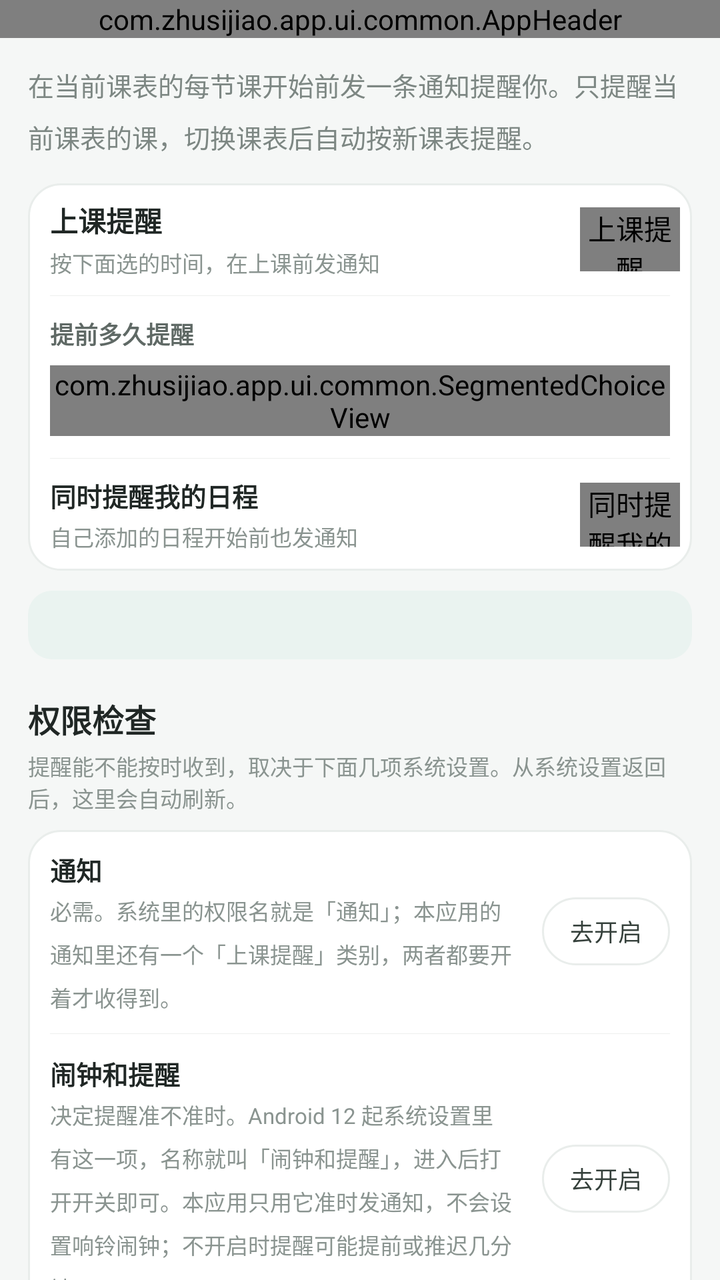
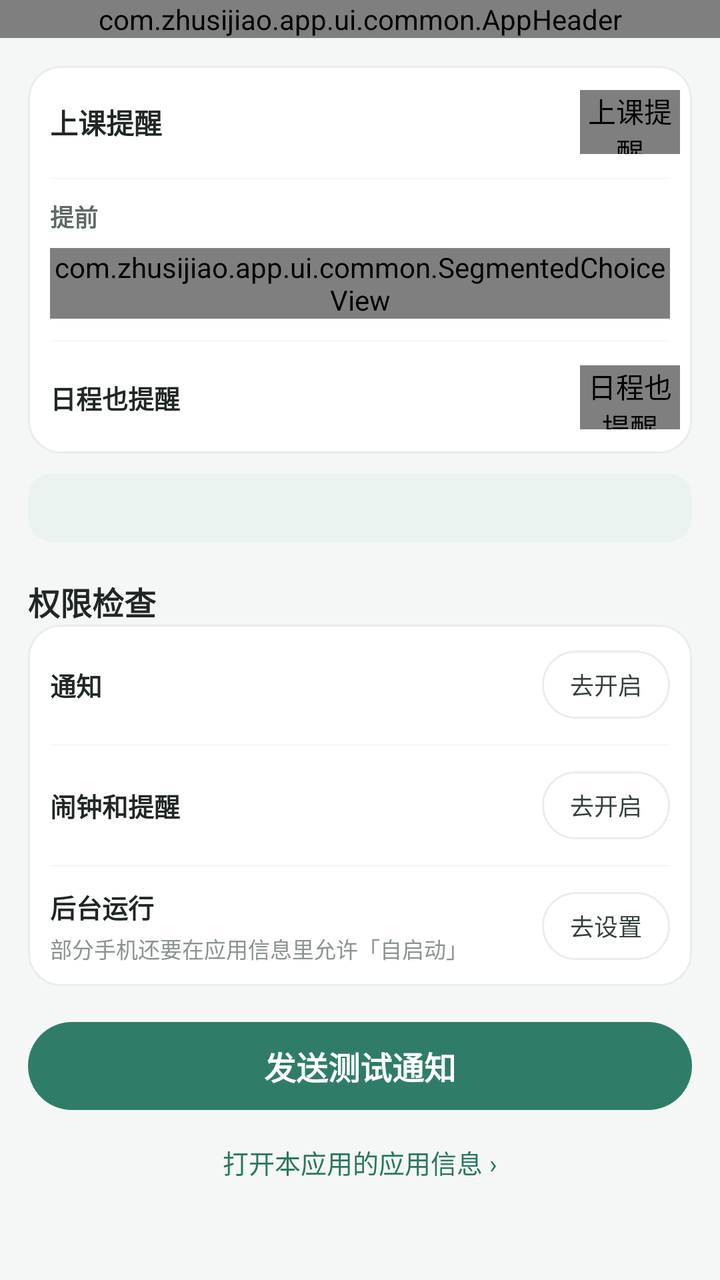

Compare the two renders of this Android layout. The source of the first and the diff that turns it into the second are given below.
<!-- AndroidManifest.xml: application theme Theme.Zhusijiao -->
<!-- res/layout/activity_class_reminder.xml -->
<?xml version="1.0" encoding="utf-8"?>
<LinearLayout xmlns:android="http://schemas.android.com/apk/res/android"
    xmlns:tools="http://schemas.android.com/tools"
    android:layout_width="match_parent"
    android:layout_height="match_parent"
    android:background="@color/background"
    android:orientation="vertical">

    <com.zhusijiao.app.ui.common.AppHeader
        android:id="@+id/header"
        android:layout_width="match_parent"
        android:layout_height="wrap_content" />

    <androidx.core.widget.NestedScrollView
        android:layout_width="match_parent"
        android:layout_height="0dp"
        android:layout_weight="1">

        <LinearLayout
            android:layout_width="match_parent"
            android:layout_height="wrap_content"
            android:orientation="vertical"
            android:paddingStart="@dimen/page_padding"
            android:paddingEnd="@dimen/page_padding"
            android:paddingBottom="24dp">

            <TextView
                style="@style/PageSubtitle"
                android:layout_marginTop="14dp"
                android:text="@string/reminder_intro" />

            <LinearLayout
                android:layout_width="match_parent"
                android:layout_height="wrap_content"
                android:layout_marginTop="14dp"
                android:background="@drawable/bg_card"
                android:orientation="vertical">

                
                <LinearLayout
                    android:id="@+id/enabledRow"
                    android:layout_width="match_parent"
                    android:layout_height="wrap_content"
                    android:background="@drawable/bg_menu_row"
                    android:clickable="true"
                    android:focusable="false"
                    android:gravity="center_vertical"
                    android:importantForAccessibility="no"
                    android:minHeight="56dp"
                    android:orientation="horizontal"
                    android:paddingStart="11dp"
                    android:paddingTop="8dp"
                    android:paddingEnd="6dp"
                    android:paddingBottom="8dp"
                    tools:ignore="KeyboardInaccessibleWidget">

                    <LinearLayout
                        android:layout_width="0dp"
                        android:layout_height="wrap_content"
                        android:layout_weight="1"
                        android:orientation="vertical"
                        android:paddingEnd="10dp">

                        <TextView
                            android:layout_width="wrap_content"
                            android:layout_height="wrap_content"
                            android:text="@string/reminder_title"
                            android:textColor="@color/ink"
                            android:textSize="@dimen/text_body"
                            android:textStyle="bold" />

                        <TextView
                            android:layout_width="match_parent"
                            android:layout_height="wrap_content"
                            android:layout_marginTop="2.5dp"
                            android:text="@string/reminder_enabled_sub"
                            android:textColor="@color/sub_8a"
                            android:textSize="@dimen/text_caption" />
                    </LinearLayout>

                    <com.zhusijiao.app.ui.common.ToggleView
                        android:id="@+id/enabledToggle"
                        android:layout_width="50dp"
                        android:layout_height="32dp"
                        android:contentDescription="@string/reminder_title" />
                </LinearLayout>

                <View
                    android:layout_width="match_parent"
                    android:layout_height="1px"
                    android:layout_marginStart="11dp"
                    android:layout_marginEnd="11dp"
                    android:background="@color/detail_border" />

                <LinearLayout
                    android:id="@+id/leadSection"
                    android:layout_width="match_parent"
                    android:layout_height="wrap_content"
                    android:orientation="vertical"
                    android:paddingStart="11dp"
                    android:paddingTop="10dp"
                    android:paddingEnd="11dp"
                    android:paddingBottom="11dp">

                    <TextView
                        android:layout_width="match_parent"
                        android:layout_height="wrap_content"
                        android:text="@string/reminder_lead_label"
                        android:textColor="@color/field_label"
                        android:textSize="@dimen/text_hint"
                        android:textStyle="bold" />

                    <com.zhusijiao.app.ui.common.SegmentedChoiceView
                        android:id="@+id/leadChoice"
                        android:layout_width="match_parent"
                        android:layout_height="wrap_content"
                        android:layout_marginTop="7dp" />
                </LinearLayout>

                <View
                    android:layout_width="match_parent"
                    android:layout_height="1px"
                    android:layout_marginStart="11dp"
                    android:layout_marginEnd="11dp"
                    android:background="@color/detail_border" />

                <LinearLayout
                    android:id="@+id/eventsRow"
                    android:layout_width="match_parent"
                    android:layout_height="wrap_content"
                    android:background="@drawable/bg_menu_row"
                    android:clickable="true"
                    android:focusable="false"
                    android:gravity="center_vertical"
                    android:importantForAccessibility="no"
                    android:minHeight="56dp"
                    android:orientation="horizontal"
                    android:paddingStart="11dp"
                    android:paddingTop="8dp"
                    android:paddingEnd="6dp"
                    android:paddingBottom="8dp"
                    tools:ignore="KeyboardInaccessibleWidget">

                    <LinearLayout
                        android:layout_width="0dp"
                        android:layout_height="wrap_content"
                        android:layout_weight="1"
                        android:orientation="vertical"
                        android:paddingEnd="10dp">

                        <TextView
                            android:layout_width="wrap_content"
                            android:layout_height="wrap_content"
                            android:text="@string/reminder_events"
                            android:textColor="@color/ink"
                            android:textSize="@dimen/text_small"
                            android:textStyle="bold" />

                        <TextView
                            android:layout_width="match_parent"
                            android:layout_height="wrap_content"
                            android:layout_marginTop="2.5dp"
                            android:text="@string/reminder_events_sub"
                            android:textColor="@color/sub_8a"
                            android:textSize="@dimen/text_caption" />
                    </LinearLayout>

                    <com.zhusijiao.app.ui.common.ToggleView
                        android:id="@+id/eventsToggle"
                        android:layout_width="50dp"
                        android:layout_height="32dp"
                        android:contentDescription="@string/reminder_events" />
                </LinearLayout>
            </LinearLayout>

            
            <TextView
                android:id="@+id/nextText"
                android:layout_width="match_parent"
                android:layout_height="wrap_content"
                android:layout_marginTop="10dp"
                android:background="@drawable/bg_privacy_note"
                android:lineSpacingMultiplier="1.35"
                android:paddingStart="11dp"
                android:paddingTop="9dp"
                android:paddingEnd="11dp"
                android:paddingBottom="9dp"
                android:textColor="@color/privacy_note_text"
                android:textSize="@dimen/text_hint" />

            <TextView
                style="@style/SectionTitle"
                android:layout_marginTop="18dp"
                android:text="@string/reminder_perm_section" />

            <TextView
                android:layout_width="match_parent"
                android:layout_height="wrap_content"
                android:layout_marginTop="4dp"
                android:layout_marginBottom="8dp"
                android:text="@string/reminder_perm_section_sub"
                android:textColor="@color/sub_8a"
                android:textSize="@dimen/text_caption" />

            <LinearLayout
                android:layout_width="match_parent"
                android:layout_height="wrap_content"
                android:background="@drawable/bg_card"
                android:orientation="vertical">

                
                <LinearLayout
                    android:layout_width="match_parent"
                    android:layout_height="wrap_content"
                    android:gravity="center_vertical"
                    android:minHeight="60dp"
                    android:orientation="horizontal"
                    android:paddingStart="11dp"
                    android:paddingTop="10dp"
                    android:paddingEnd="11dp"
                    android:paddingBottom="10dp">

                    <LinearLayout
                        android:layout_width="0dp"
                        android:layout_height="wrap_content"
                        android:layout_weight="1"
                        android:orientation="vertical"
                        android:paddingEnd="10dp">

                        <LinearLayout
                            android:layout_width="wrap_content"
                            android:layout_height="wrap_content"
                            android:gravity="center_vertical"
                            android:orientation="horizontal">

                            <TextView
                                android:layout_width="wrap_content"
                                android:layout_height="wrap_content"
                                android:text="@string/reminder_perm_notification"
                                android:textColor="@color/ink"
                                android:textSize="@dimen/text_small"
                                android:textStyle="bold" />

                            <TextView
                                android:id="@+id/notificationStatus"
                                style="@style/ReminderStatusPill" />
                        </LinearLayout>

                        <TextView
                            android:layout_width="match_parent"
                            android:layout_height="wrap_content"
                            android:layout_marginTop="3dp"
                            android:lineSpacingMultiplier="1.35"
                            android:text="@string/reminder_perm_notification_desc"
                            android:textColor="@color/sub_8a"
                            android:textSize="@dimen/text_caption" />
                    </LinearLayout>

                    <TextView
                        android:id="@+id/notificationAction"
                        style="@style/ReminderActionButton"
                        android:text="@string/reminder_action_enable" />
                </LinearLayout>

                
                <LinearLayout
                    android:id="@+id/exactGroup"
                    android:layout_width="match_parent"
                    android:layout_height="wrap_content"
                    android:orientation="vertical">

                    <View
                        android:layout_width="match_parent"
                        android:layout_height="1px"
                        android:layout_marginStart="11dp"
                        android:layout_marginEnd="11dp"
                        android:background="@color/detail_border" />

                    <LinearLayout
                        android:layout_width="match_parent"
                        android:layout_height="wrap_content"
                        android:gravity="center_vertical"
                        android:minHeight="60dp"
                        android:orientation="horizontal"
                        android:paddingStart="11dp"
                        android:paddingTop="10dp"
                        android:paddingEnd="11dp"
                        android:paddingBottom="10dp">

                        <LinearLayout
                            android:layout_width="0dp"
                            android:layout_height="wrap_content"
                            android:layout_weight="1"
                            android:orientation="vertical"
                            android:paddingEnd="10dp">

                            <LinearLayout
                                android:layout_width="wrap_content"
                                android:layout_height="wrap_content"
                                android:gravity="center_vertical"
                                android:orientation="horizontal">

                                <TextView
                                    android:layout_width="wrap_content"
                                    android:layout_height="wrap_content"
                                    android:text="@string/reminder_perm_exact"
                                    android:textColor="@color/ink"
                                    android:textSize="@dimen/text_small"
                                    android:textStyle="bold" />

                                <TextView
                                    android:id="@+id/exactStatus"
                                    style="@style/ReminderStatusPill" />
                            </LinearLayout>

                            <TextView
                                android:layout_width="match_parent"
                                android:layout_height="wrap_content"
                                android:layout_marginTop="3dp"
                                android:lineSpacingMultiplier="1.35"
                                android:text="@string/reminder_perm_exact_desc"
                                android:textColor="@color/sub_8a"
                                android:textSize="@dimen/text_caption" />
                        </LinearLayout>

                        <TextView
                            android:id="@+id/exactAction"
                            style="@style/ReminderActionButton"
                            android:text="@string/reminder_action_enable" />
                    </LinearLayout>
                </LinearLayout>

                <View
                    android:layout_width="match_parent"
                    android:layout_height="1px"
                    android:layout_marginStart="11dp"
                    android:layout_marginEnd="11dp"
                    android:background="@color/detail_border" />

                
                <LinearLayout
                    android:layout_width="match_parent"
                    android:layout_height="wrap_content"
                    android:gravity="center_vertical"
                    android:minHeight="60dp"
                    android:orientation="horizontal"
                    android:paddingStart="11dp"
                    android:paddingTop="10dp"
                    android:paddingEnd="11dp"
                    android:paddingBottom="10dp">

                    <LinearLayout
                        android:layout_width="0dp"
                        android:layout_height="wrap_content"
                        android:layout_weight="1"
                        android:orientation="vertical"
                        android:paddingEnd="10dp">

                        <LinearLayout
                            android:layout_width="wrap_content"
                            android:layout_height="wrap_content"
                            android:gravity="center_vertical"
                            android:orientation="horizontal">

                            <TextView
                                android:layout_width="wrap_content"
                                android:layout_height="wrap_content"
                                android:text="@string/reminder_perm_background"
                                android:textColor="@color/ink"
                                android:textSize="@dimen/text_small"
                                android:textStyle="bold" />

                            <TextView
                                android:id="@+id/backgroundStatus"
                                style="@style/ReminderStatusPill" />
                        </LinearLayout>

                        <TextView
                            android:layout_width="match_parent"
                            android:layout_height="wrap_content"
                            android:layout_marginTop="3dp"
                            android:lineSpacingMultiplier="1.35"
                            android:text="@string/reminder_perm_background_desc"
                            android:textColor="@color/sub_8a"
                            android:textSize="@dimen/text_caption" />
                    </LinearLayout>

                    <TextView
                        android:id="@+id/backgroundAction"
                        style="@style/ReminderActionButton"
                        android:text="@string/reminder_action_setup" />
                </LinearLayout>
            </LinearLayout>

            <TextView
                android:id="@+id/testButton"
                style="@style/PrimaryButton"
                android:layout_marginTop="18dp"
                android:text="@string/reminder_test" />

            <TextView
                android:layout_width="match_parent"
                android:layout_height="wrap_content"
                android:layout_marginTop="10dp"
                android:lineSpacingMultiplier="1.5"
                android:text="@string/reminder_test_tip"
                android:textColor="@color/sub_a8"
                android:textSize="@dimen/text_caption" />

            <TextView
                android:id="@+id/appDetailsLink"
                android:layout_width="wrap_content"
                android:layout_height="wrap_content"
                android:layout_gravity="center_horizontal"
                android:layout_marginTop="6dp"
                android:background="@drawable/bg_menu_row"
                android:clickable="true"
                android:focusable="true"
                android:minHeight="40dp"
                android:gravity="center"
                android:paddingStart="12dp"
                android:paddingEnd="12dp"
                android:text="@string/reminder_open_app_details"
                android:textColor="@color/accent_strong"
                android:textSize="@dimen/text_small" />
        </LinearLayout>
    </androidx.core.widget.NestedScrollView>
</LinearLayout>
<!-- resources referenced by this layout -->
<resources>
  <color name="accent_strong">#287760</color>
  <color name="background">#f5f7f6</color>
  <color name="detail_border">#edf0ee</color>
  <color name="field_label">@color/text_secondary</color>
  <color name="ink">#202725</color>
  <color name="privacy_note_text">#4f6f65</color>
  <color name="sub_8a">@color/text_tertiary</color>
  <color name="sub_a8">@color/text_disabled</color>
  <dimen name="page_padding">14dp</dimen>
  <dimen name="text_body">14sp</dimen>
  <dimen name="text_caption">11sp</dimen>
  <dimen name="text_hint">12sp</dimen>
  <dimen name="text_small">13sp</dimen>
  <!-- drawable bg_privacy_note (drawable) -->
  <?xml version="1.0" encoding="utf-8"?>
  
  <shape xmlns:android="http://schemas.android.com/apk/res/android" android:shape="rectangle">
      <solid android:color="@color/privacy_note_bg" />
      <corners android:radius="@dimen/card_radius_sm" />
  </shape>
  <string name="reminder_action_enable">去开启</string>
  <string name="reminder_action_setup">去设置</string>
  <string name="reminder_enabled_sub">按下面选的时间，在上课前发通知</string>
  <string name="reminder_events">同时提醒我的日程</string>
  <string name="reminder_events_sub">自己添加的日程开始前也发通知</string>
  <string name="reminder_intro">在当前课表的每节课开始前发一条通知提醒你。只提醒当前课表的课，切换课表后自动按新课表提醒。</string>
  <string name="reminder_lead_label">提前多久提醒</string>
  <string name="reminder_open_app_details">打开本应用的应用信息 ›</string>
  <string name="reminder_perm_background">后台运行</string>
  <string name="reminder_perm_background_desc">建议开启，防止系统在后台拦下提醒。点「去设置」后系统会弹窗询问是否允许本应用一直在后台运行，选「允许」即可，系统里对应的设置叫「电池优化」。部分手机还要在应用信息里允许「自启动」（华为、荣耀叫「应用启动管理」）。</string>
  <string name="reminder_perm_exact">闹钟和提醒</string>
  <string name="reminder_perm_exact_desc">决定提醒准不准时。Android 12 起系统设置里有这一项，名称就叫「闹钟和提醒」，进入后打开开关即可。本应用只用它准时发通知，不会设置响铃闹钟；不开启时提醒可能提前或推迟几分钟。</string>
  <string name="reminder_perm_notification">通知</string>
  <string name="reminder_perm_notification_desc">必需。系统里的权限名就是「通知」；本应用的通知里还有一个「上课提醒」类别，两者都要开着才收得到。</string>
  <string name="reminder_perm_section">权限检查</string>
  <string name="reminder_perm_section_sub">提醒能不能按时收到，取决于下面几项系统设置。从系统设置返回后，这里会自动刷新。</string>
  <string name="reminder_test">发送测试通知</string>
  <string name="reminder_test_tip">测试通知会立刻发出，样式和正式提醒一样。如果能收到测试通知、正式提醒却没来，多半是系统在后台拦下了本应用：请开启上面的「后台运行」，并在应用信息里允许自启动。</string>
  <string name="reminder_title">上课提醒</string>
  <style name="PageSubtitle">
          <item name="android:layout_width">match_parent</item>
          <item name="android:layout_height">wrap_content</item>
          <item name="android:textColor">@color/muted</item>
          <item name="android:textSize">@dimen/text_sub</item>
          <item name="android:lineSpacingMultiplier">1.4</item>
      </style>
  <color name="text_secondary">#5f6965</color>
  <color name="text_tertiary">#8a9490</color>
  <color name="text_disabled">#a2aba7</color>
  <color name="surface">#ffffff</color>
  <color name="line">#e9edeb</color>
  <dimen name="card_radius_lg">@dimen/radius_lg</dimen>
  <color name="hover_bg">#f2f5f4</color>
  <color name="privacy_note_bg">#eaf3f0</color>
  <dimen name="card_radius_sm">@dimen/radius_md</dimen>
  <color name="muted">#7d8783</color>
  <dimen name="text_sub">@dimen/text_small</dimen>
  <dimen name="button_min_height">44dp</dimen>
  <dimen name="text_button">@dimen/text_subtitle</dimen>
  <color name="action_ink">#35403b</color>
  <dimen name="text_section">@dimen/text_subtitle</dimen>
  <color name="accent">#2f7d68</color>
  <dimen name="radius_lg">16dp</dimen>
  <dimen name="radius_md">12dp</dimen>
  <dimen name="button_radius">@dimen/radius_pill</dimen>
  <dimen name="text_subtitle">16sp</dimen>
  <style name="DialogButton" parent="Widget.AppCompat.Button.ButtonBar.AlertDialog">
          <item name="android:textColor">@color/accent</item>
          <item name="android:textStyle">bold</item>
      </style>
  <dimen name="radius_pill">100dp</dimen>
  <!-- unchanged entries left out for length: 10 -->
</resources>

<!-- the commit's change to res/layout/activity_class_reminder.xml (unified diff, before → after) -->
@@ -24,11 +24,6 @@
             android:paddingEnd="@dimen/page_padding"
             android:paddingBottom="24dp">
 
-            <TextView
-                style="@style/PageSubtitle"
-                android:layout_marginTop="14dp"
-                android:text="@string/reminder_intro" />
-
             <LinearLayout
                 android:layout_width="match_parent"
                 android:layout_height="wrap_content"
@@ -68,14 +63,6 @@
                             android:textColor="@color/ink"
                             android:textSize="@dimen/text_body"
                             android:textStyle="bold" />
-
-                        <TextView
-                            android:layout_width="match_parent"
-                            android:layout_height="wrap_content"
-                            android:layout_marginTop="2.5dp"
-                            android:text="@string/reminder_enabled_sub"
-                            android:textColor="@color/sub_8a"
-                            android:textSize="@dimen/text_caption" />
                     </LinearLayout>
 
                     <com.zhusijiao.app.ui.common.ToggleView
@@ -155,14 +142,6 @@
                             android:textColor="@color/ink"
                             android:textSize="@dimen/text_small"
                             android:textStyle="bold" />
-
-                        <TextView
-                            android:layout_width="match_parent"
-                            android:layout_height="wrap_content"
-                            android:layout_marginTop="2.5dp"
-                            android:text="@string/reminder_events_sub"
-                            android:textColor="@color/sub_8a"
-                            android:textSize="@dimen/text_caption" />
                     </LinearLayout>
 
                     <com.zhusijiao.app.ui.common.ToggleView
@@ -193,15 +172,6 @@
                 android:layout_marginTop="18dp"
                 android:text="@string/reminder_perm_section" />
 
-            <TextView
-                android:layout_width="match_parent"
-                android:layout_height="wrap_content"
-                android:layout_marginTop="4dp"
-                android:layout_marginBottom="8dp"
-                android:text="@string/reminder_perm_section_sub"
-                android:textColor="@color/sub_8a"
-                android:textSize="@dimen/text_caption" />
-
             <LinearLayout
                 android:layout_width="match_parent"
                 android:layout_height="wrap_content"
@@ -245,15 +215,6 @@
                                 android:id="@+id/notificationStatus"
                                 style="@style/ReminderStatusPill" />
                         </LinearLayout>
-
-                        <TextView
-                            android:layout_width="match_parent"
-                            android:layout_height="wrap_content"
-                            android:layout_marginTop="3dp"
-                            android:lineSpacingMultiplier="1.35"
-                            android:text="@string/reminder_perm_notification_desc"
-                            android:textColor="@color/sub_8a"
-                            android:textSize="@dimen/text_caption" />
                     </LinearLayout>
 
                     <TextView
@@ -312,15 +273,6 @@
                                     android:id="@+id/exactStatus"
                                     style="@style/ReminderStatusPill" />
                             </LinearLayout>
-
-                            <TextView
-                                android:layout_width="match_parent"
-                                android:layout_height="wrap_content"
-                                android:layout_marginTop="3dp"
-                                android:lineSpacingMultiplier="1.35"
-                                android:text="@string/reminder_perm_exact_desc"
-                                android:textColor="@color/sub_8a"
-                                android:textSize="@dimen/text_caption" />
                         </LinearLayout>
 
                         <TextView
@@ -397,15 +349,6 @@
                 style="@style/PrimaryButton"
                 android:layout_marginTop="18dp"
                 android:text="@string/reminder_test" />
-
-            <TextView
-                android:layout_width="match_parent"
-                android:layout_height="wrap_content"
-                android:layout_marginTop="10dp"
-                android:lineSpacingMultiplier="1.5"
-                android:text="@string/reminder_test_tip"
-                android:textColor="@color/sub_a8"
-                android:textSize="@dimen/text_caption" />
 
             <TextView
                 android:id="@+id/appDetailsLink"
<!-- resource entries referenced after the edit -->
@@ -7,7 +7,6 @@
   <color name="ink">#202725</color>
   <color name="privacy_note_text">#4f6f65</color>
   <color name="sub_8a">@color/text_tertiary</color>
-  <color name="sub_a8">@color/text_disabled</color>
   <dimen name="page_padding">14dp</dimen>
   <dimen name="text_body">14sp</dimen>
   <dimen name="text_caption">11sp</dimen>
@@ -22,33 +21,18 @@
   </shape>
   <string name="reminder_action_enable">去开启</string>
   <string name="reminder_action_setup">去设置</string>
-  <string name="reminder_enabled_sub">按下面选的时间，在上课前发通知</string>
-  <string name="reminder_events">同时提醒我的日程</string>
-  <string name="reminder_events_sub">自己添加的日程开始前也发通知</string>
-  <string name="reminder_intro">在当前课表的每节课开始前发一条通知提醒你。只提醒当前课表的课，切换课表后自动按新课表提醒。</string>
-  <string name="reminder_lead_label">提前多久提醒</string>
+  <string name="reminder_events">日程也提醒</string>
+  <string name="reminder_lead_label">提前</string>
   <string name="reminder_open_app_details">打开本应用的应用信息 ›</string>
   <string name="reminder_perm_background">后台运行</string>
-  <string name="reminder_perm_background_desc">建议开启，防止系统在后台拦下提醒。点「去设置」后系统会弹窗询问是否允许本应用一直在后台运行，选「允许」即可，系统里对应的设置叫「电池优化」。部分手机还要在应用信息里允许「自启动」（华为、荣耀叫「应用启动管理」）。</string>
+  <string name="reminder_perm_background_desc">部分手机还要在应用信息里允许「自启动」</string>
   <string name="reminder_perm_exact">闹钟和提醒</string>
-  <string name="reminder_perm_exact_desc">决定提醒准不准时。Android 12 起系统设置里有这一项，名称就叫「闹钟和提醒」，进入后打开开关即可。本应用只用它准时发通知，不会设置响铃闹钟；不开启时提醒可能提前或推迟几分钟。</string>
   <string name="reminder_perm_notification">通知</string>
-  <string name="reminder_perm_notification_desc">必需。系统里的权限名就是「通知」；本应用的通知里还有一个「上课提醒」类别，两者都要开着才收得到。</string>
   <string name="reminder_perm_section">权限检查</string>
-  <string name="reminder_perm_section_sub">提醒能不能按时收到，取决于下面几项系统设置。从系统设置返回后，这里会自动刷新。</string>
   <string name="reminder_test">发送测试通知</string>
-  <string name="reminder_test_tip">测试通知会立刻发出，样式和正式提醒一样。如果能收到测试通知、正式提醒却没来，多半是系统在后台拦下了本应用：请开启上面的「后台运行」，并在应用信息里允许自启动。</string>
   <string name="reminder_title">上课提醒</string>
-  <style name="PageSubtitle">
-          <item name="android:layout_width">match_parent</item>
-          <item name="android:layout_height">wrap_content</item>
-          <item name="android:textColor">@color/muted</item>
-          <item name="android:textSize">@dimen/text_sub</item>
-          <item name="android:lineSpacingMultiplier">1.4</item>
-      </style>
   <color name="text_secondary">#5f6965</color>
   <color name="text_tertiary">#8a9490</color>
-  <color name="text_disabled">#a2aba7</color>
   <color name="surface">#ffffff</color>
   <color name="line">#e9edeb</color>
   <dimen name="card_radius_lg">@dimen/radius_lg</dimen>
@@ -56,7 +40,6 @@
   <color name="privacy_note_bg">#eaf3f0</color>
   <dimen name="card_radius_sm">@dimen/radius_md</dimen>
   <color name="muted">#7d8783</color>
-  <dimen name="text_sub">@dimen/text_small</dimen>
   <dimen name="button_min_height">44dp</dimen>
   <dimen name="text_button">@dimen/text_subtitle</dimen>
   <color name="action_ink">#35403b</color>
